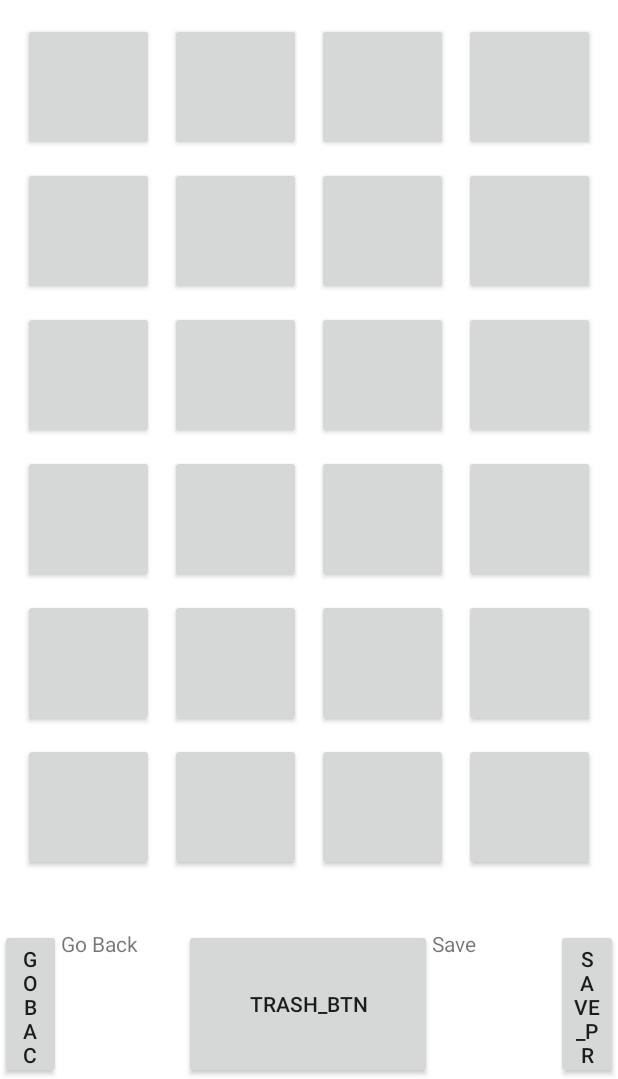
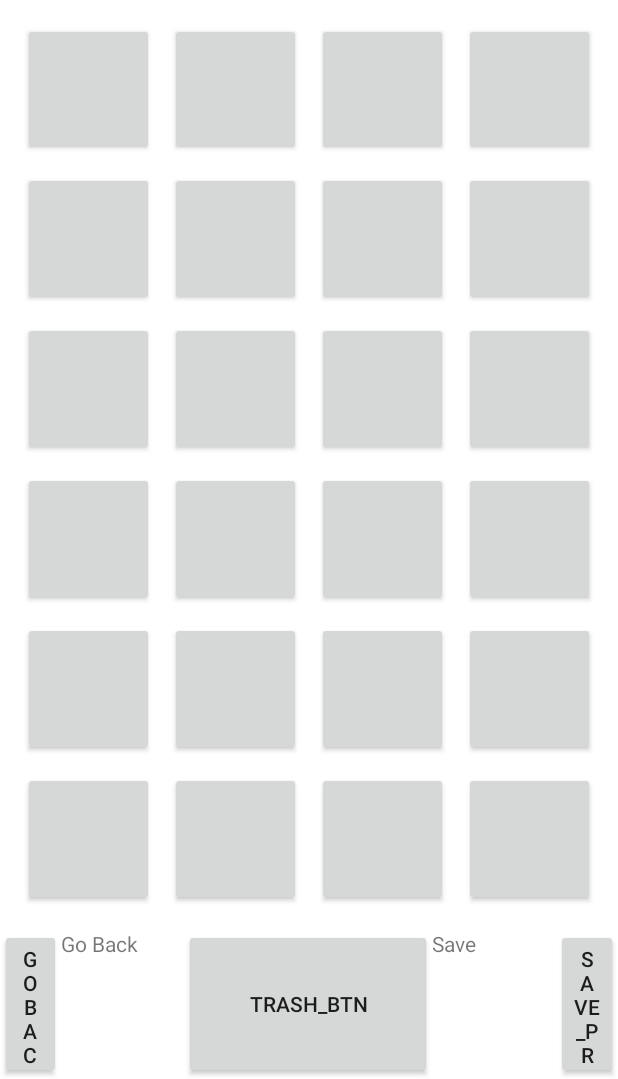
Before and after one commit to katemagbitang/soundVox, an Android app: the ProfileActivity screen opened directly, with no data from a screen before it, on a phone screen of 412 x 824 dp, the part 157-1236 px from its top. Run offline under Robolectric (Android 15) with nearby library versions, the phone set to English and light mode, and no system bars.

Commit message:
Update views
for scrolled main menu and stretched table view

```diff
--- a/app/src/main/res/layout/activity_menu.xml
+++ b/app/src/main/res/layout/activity_menu.xml
@@ -16,12 +16,16 @@
         android:text="soundVox"
         app:layout_constraintTop_toTopOf="parent" />
 
+    <ScrollView
+        android:layout_width="match_parent"
+        android:layout_height="0dp"
+        app:layout_constraintTop_toBottomOf="@id/app_label"
+        app:layout_constraintBottom_toTopOf="@id/goback_container"
+        >
         <LinearLayout
             android:id="@+id/profile_list_container"
             android:layout_width="match_parent"
             android:layout_height="0dp"
-        app:layout_constraintTop_toBottomOf="@id/app_label"
-        app:layout_constraintBottom_toTopOf="@id/goback_container"
             android:orientation="vertical"
             >
 
@@ -63,6 +67,8 @@
 
 
         </LinearLayout>
+    </ScrollView>
+
 
     <LinearLayout
         android:id="@+id/goback_container"
--- a/app/src/main/res/layout/activity_menuprofile.xml
+++ b/app/src/main/res/layout/activity_menuprofile.xml
@@ -15,33 +15,31 @@
         android:textStyle="bold"
         android:text="soundVox"
         app:layout_constraintTop_toTopOf="parent" />
-
+    <ScrollView
+        android:layout_width="match_parent"
+        android:layout_height="0dp"
+        app:layout_constraintTop_toBottomOf="@id/app_label"
+        app:layout_constraintBottom_toTopOf="@id/goback_container">
         <LinearLayout
             android:id="@+id/profile_list_container"
             android:layout_width="match_parent"
             android:layout_height="0dp"
-        app:layout_constraintTop_toBottomOf="@id/app_label"
-        app:layout_constraintBottom_toTopOf="@id/goback_container"
-        android:orientation="vertical"
-        >
-
+            android:orientation="vertical">
             <androidx.appcompat.widget.AppCompatButton
                 android:id="@+id/profile_item_1_btn"
                 android:layout_width="match_parent"
                 android:layout_height="100dp"
                 android:text="Profile 1"
-            android:textAlignment="textStart"
-            />
-
+                android:textAlignment="textStart" />
             <androidx.appcompat.widget.AppCompatButton
                 android:id="@+id/profile_item_2_btn"
                 android:layout_width="match_parent"
                 android:layout_height="100dp"
                 android:text="Profile 2"
                 android:textAlignment="textStart"/>
+        </LinearLayout>
+    </ScrollView>
 
-
-    </LinearLayout>
 
     <LinearLayout
         android:id="@+id/goback_container"
--- a/app/src/main/res/layout/activity_profile.xml
+++ b/app/src/main/res/layout/activity_profile.xml
@@ -27,175 +27,172 @@
 
         <TableLayout
             android:layout_width="match_parent"
-            android:layout_height="wrap_content">
+            android:layout_height="match_parent"
+            android:weightSum="12"
+            android:orientation="horizontal"
+            >
             <TableRow
-                android:layout_width="wrap_content"
+                android:layout_width="match_parent"
                 android:layout_height="wrap_content"
                 android:textAlignment="center"
                 android:weightSum="8"
-                >
+                android:layout_weight="2">
                 <androidx.appcompat.widget.AppCompatButton
                     android:layout_margin="5dp"
                     android:layout_width="0dp"
-                    android:layout_height="85dp"
+                    android:layout_height="match_parent"
                     android:layout_weight="2"/>
                 <androidx.appcompat.widget.AppCompatButton
                     android:layout_margin="5dp"
                     android:layout_width="0dp"
-                    android:layout_height="85dp"
+                    android:layout_height="match_parent"
                     android:layout_weight="2"/>
                 <androidx.appcompat.widget.AppCompatButton
                     android:layout_margin="5dp"
                     android:layout_width="0dp"
-                    android:layout_height="85dp"
+                    android:layout_height="match_parent"
                     android:layout_weight="2"/>
                 <androidx.appcompat.widget.AppCompatButton
                     android:layout_margin="5dp"
                     android:layout_width="0dp"
-                    android:layout_height="85dp"
+                    android:layout_height="match_parent"
                     android:layout_weight="2"/>
             </TableRow>
-
             <TableRow
-                android:layout_width="wrap_content"
+                android:layout_width="match_parent"
                 android:layout_height="wrap_content"
                 android:textAlignment="center"
                 android:weightSum="8"
-                >
+                android:layout_weight="2">
                 <androidx.appcompat.widget.AppCompatButton
                     android:layout_margin="5dp"
                     android:layout_width="0dp"
-                    android:layout_height="85dp"
+                    android:layout_height="match_parent"
                     android:layout_weight="2"/>
                 <androidx.appcompat.widget.AppCompatButton
                     android:layout_margin="5dp"
                     android:layout_width="0dp"
-                    android:layout_height="85dp"
+                    android:layout_height="match_parent"
                     android:layout_weight="2"/>
                 <androidx.appcompat.widget.AppCompatButton
                     android:layout_margin="5dp"
                     android:layout_width="0dp"
-                    android:layout_height="85dp"
+                    android:layout_height="match_parent"
                     android:layout_weight="2"/>
                 <androidx.appcompat.widget.AppCompatButton
                     android:layout_margin="5dp"
                     android:layout_width="0dp"
-                    android:layout_height="85dp"
+                    android:layout_height="match_parent"
                     android:layout_weight="2"/>
             </TableRow>
-
             <TableRow
-                android:layout_width="wrap_content"
+                android:layout_width="match_parent"
                 android:layout_height="wrap_content"
                 android:textAlignment="center"
                 android:weightSum="8"
-                >
+                android:layout_weight="2">
                 <androidx.appcompat.widget.AppCompatButton
                     android:layout_margin="5dp"
                     android:layout_width="0dp"
-                    android:layout_height="85dp"
+                    android:layout_height="match_parent"
                     android:layout_weight="2"/>
                 <androidx.appcompat.widget.AppCompatButton
                     android:layout_margin="5dp"
                     android:layout_width="0dp"
-                    android:layout_height="85dp"
+                    android:layout_height="match_parent"
                     android:layout_weight="2"/>
                 <androidx.appcompat.widget.AppCompatButton
                     android:layout_margin="5dp"
                     android:layout_width="0dp"
-                    android:layout_height="85dp"
+                    android:layout_height="match_parent"
                     android:layout_weight="2"/>
                 <androidx.appcompat.widget.AppCompatButton
                     android:layout_margin="5dp"
                     android:layout_width="0dp"
-                    android:layout_height="85dp"
+                    android:layout_height="match_parent"
                     android:layout_weight="2"/>
             </TableRow>
-
             <TableRow
-                android:layout_width="wrap_content"
+                android:layout_width="match_parent"
                 android:layout_height="wrap_content"
                 android:textAlignment="center"
                 android:weightSum="8"
-                >
+                android:layout_weight="2">
                 <androidx.appcompat.widget.AppCompatButton
                     android:layout_margin="5dp"
                     android:layout_width="0dp"
-                    android:layout_height="85dp"
+                    android:layout_height="match_parent"
                     android:layout_weight="2"/>
                 <androidx.appcompat.widget.AppCompatButton
                     android:layout_margin="5dp"
                     android:layout_width="0dp"
-                    android:layout_height="85dp"
+                    android:layout_height="match_parent"
                     android:layout_weight="2"/>
                 <androidx.appcompat.widget.AppCompatButton
                     android:layout_margin="5dp"
                     android:layout_width="0dp"
-                    android:layout_height="85dp"
+                    android:layout_height="match_parent"
                     android:layout_weight="2"/>
                 <androidx.appcompat.widget.AppCompatButton
                     android:layout_margin="5dp"
                     android:layout_width="0dp"
-                    android:layout_height="85dp"
+                    android:layout_height="match_parent"
                     android:layout_weight="2"/>
             </TableRow>
-
             <TableRow
-                android:layout_width="wrap_content"
+                android:layout_width="match_parent"
                 android:layout_height="wrap_content"
                 android:textAlignment="center"
                 android:weightSum="8"
-                >
+                android:layout_weight="2">
                 <androidx.appcompat.widget.AppCompatButton
                     android:layout_margin="5dp"
                     android:layout_width="0dp"
-                    android:layout_height="85dp"
+                    android:layout_height="match_parent"
                     android:layout_weight="2"/>
                 <androidx.appcompat.widget.AppCompatButton
                     android:layout_margin="5dp"
                     android:layout_width="0dp"
-                    android:layout_height="85dp"
+                    android:layout_height="match_parent"
                     android:layout_weight="2"/>
                 <androidx.appcompat.widget.AppCompatButton
                     android:layout_margin="5dp"
                     android:layout_width="0dp"
-                    android:layout_height="85dp"
+                    android:layout_height="match_parent"
                     android:layout_weight="2"/>
                 <androidx.appcompat.widget.AppCompatButton
                     android:layout_margin="5dp"
                     android:layout_width="0dp"
-                    android:layout_height="85dp"
+                    android:layout_height="match_parent"
                     android:layout_weight="2"/>
             </TableRow>
-
             <TableRow
-                android:layout_width="wrap_content"
+                android:layout_width="match_parent"
                 android:layout_height="wrap_content"
                 android:textAlignment="center"
                 android:weightSum="8"
-                >
+                android:layout_weight="2">
                 <androidx.appcompat.widget.AppCompatButton
                     android:layout_margin="5dp"
                     android:layout_width="0dp"
-                    android:layout_height="85dp"
+                    android:layout_height="match_parent"
                     android:layout_weight="2"/>
                 <androidx.appcompat.widget.AppCompatButton
                     android:layout_margin="5dp"
                     android:layout_width="0dp"
-                    android:layout_height="85dp"
+                    android:layout_height="match_parent"
                     android:layout_weight="2"/>
                 <androidx.appcompat.widget.AppCompatButton
                     android:layout_margin="5dp"
                     android:layout_width="0dp"
-                    android:layout_height="85dp"
+                    android:layout_height="match_parent"
                     android:layout_weight="2"/>
                 <androidx.appcompat.widget.AppCompatButton
                     android:layout_margin="5dp"
                     android:layout_width="0dp"
-                    android:layout_height="85dp"
+                    android:layout_height="match_parent"
                     android:layout_weight="2"/>
             </TableRow>
-
         </TableLayout>
 
 
```
Lines whose indentation alone changed are shown as unchanged.
